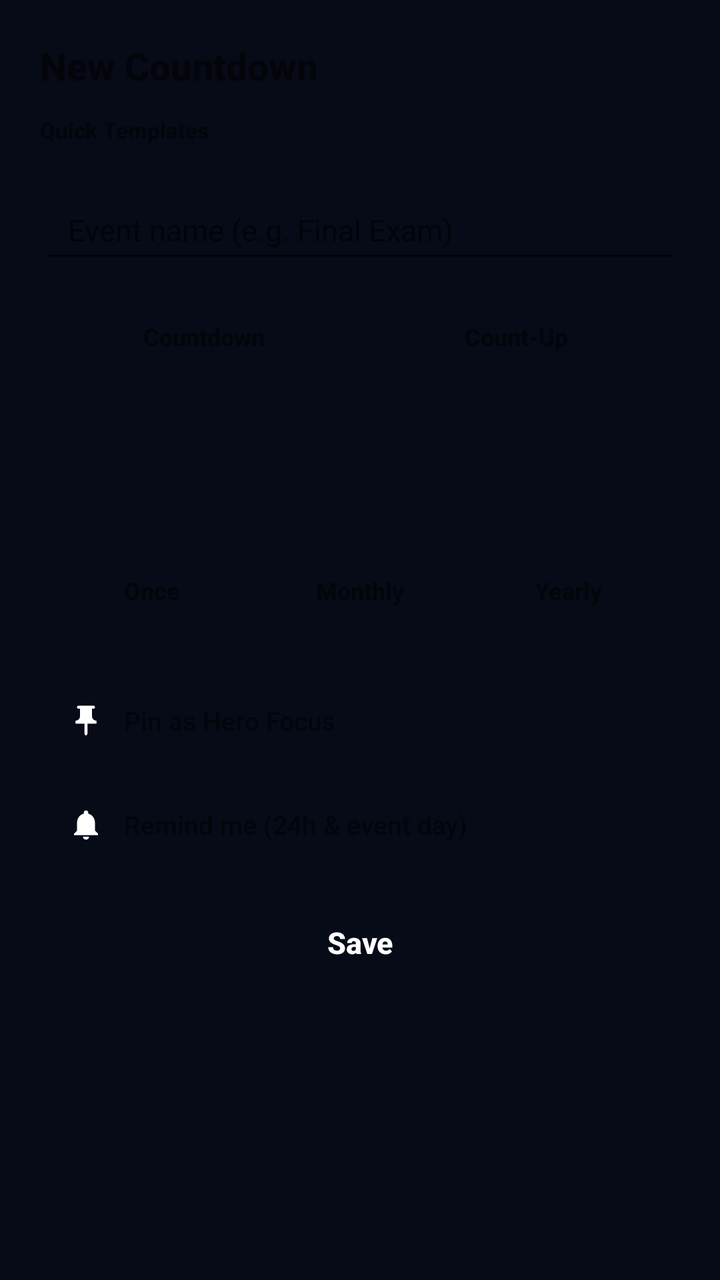
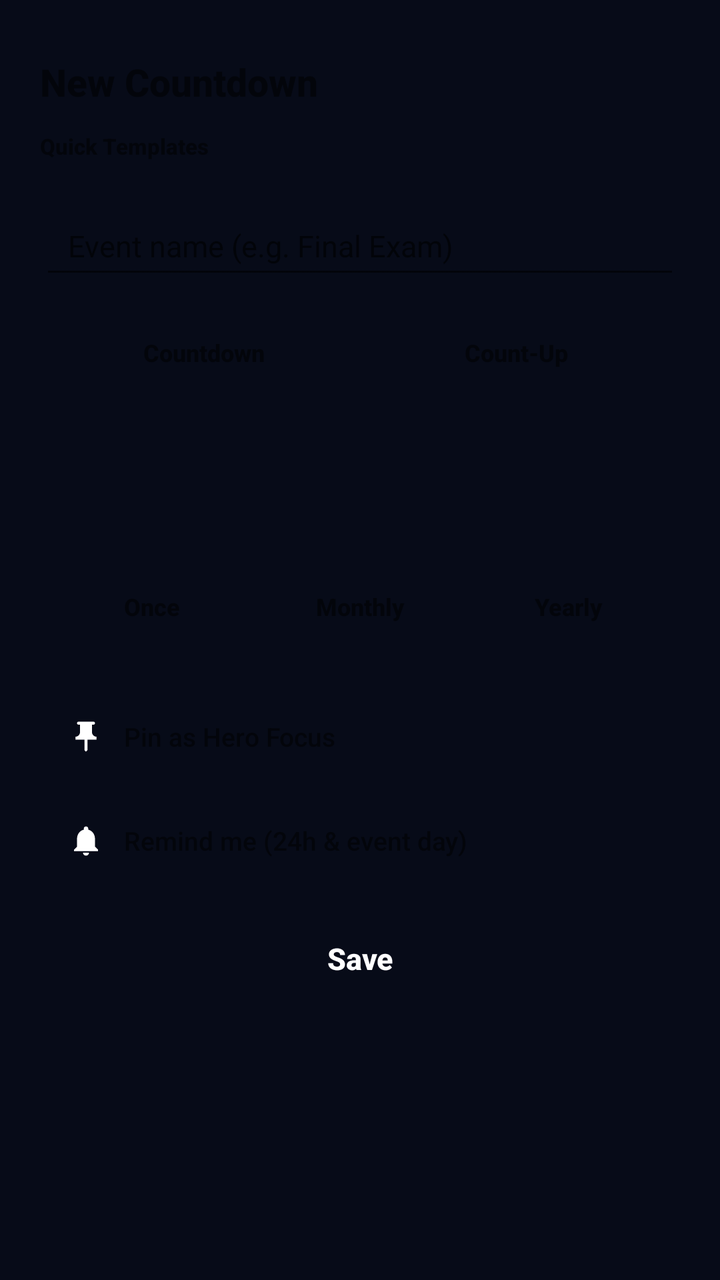

Screens rendered from an Android XML layout before and after an edit, with the pre-edit source and the edit as a unified diff.
<!-- AndroidManifest.xml: application theme Theme.LumeTime -->
<!-- res/layout/dialog_countdown_editor.xml -->
<?xml version="1.0" encoding="utf-8"?>
<ScrollView xmlns:android="http://schemas.android.com/apk/res/android"
    android:id="@+id/editorScrollRoot"
    android:layout_width="match_parent"
    android:layout_height="wrap_content"
    android:maxHeight="620dp"
    android:scrollbars="none">

    <LinearLayout
        android:id="@+id/editorSheetRoot"
        android:layout_width="match_parent"
        android:layout_height="wrap_content"
        android:orientation="vertical"
        android:padding="20dp">

        <LinearLayout
            android:layout_width="match_parent"
            android:layout_height="wrap_content"
            android:gravity="center_vertical"
            android:orientation="horizontal">

            <TextView
                android:id="@+id/tvEditorTitle"
                android:layout_width="0dp"
                android:layout_height="wrap_content"
                android:layout_weight="1"
                android:fontFamily="sans-serif-medium"
                android:text="@string/add_countdown"
                android:textSize="19sp"
                android:textStyle="bold" />

            <TextView
                android:id="@+id/btnDeleteItem"
                android:layout_width="wrap_content"
                android:layout_height="34dp"
                android:clickable="true"
                android:focusable="true"
                android:fontFamily="sans-serif-medium"
                android:gravity="center"
                android:paddingHorizontal="12dp"
                android:text="@string/delete_label"
                android:textSize="12sp"
                android:textStyle="bold"
                android:visibility="gone" />
        </LinearLayout>

        
        <LinearLayout
            android:id="@+id/templatesSection"
            android:layout_width="match_parent"
            android:layout_height="wrap_content"
            android:layout_marginTop="12dp"
            android:orientation="vertical">

            <TextView
                android:id="@+id/tvTemplatesLabel"
                android:layout_width="wrap_content"
                android:layout_height="wrap_content"
                android:fontFamily="sans-serif-medium"
                android:text="@string/quick_templates"
                android:textSize="11sp"
                android:textStyle="bold" />

            <HorizontalScrollView
                android:layout_width="match_parent"
                android:layout_height="wrap_content"
                android:layout_marginTop="6dp"
                android:scrollbars="none">

                <LinearLayout
                    android:id="@+id/templatesContainer"
                    android:layout_width="wrap_content"
                    android:layout_height="wrap_content"
                    android:orientation="horizontal" />
            </HorizontalScrollView>
        </LinearLayout>

        
        <EditText
            android:id="@+id/etTitle"
            android:layout_width="match_parent"
            android:layout_height="46dp"
            android:layout_marginTop="12dp"
            android:hint="@string/title_hint"
            android:imeOptions="actionDone"
            android:inputType="textCapSentences"
            android:maxLength="48"
            android:paddingHorizontal="14dp"
            android:singleLine="true"
            android:textSize="15sp" />

        
        <LinearLayout
            android:id="@+id/modeSwitchContainer"
            android:layout_width="match_parent"
            android:layout_height="40dp"
            android:layout_marginTop="12dp"
            android:gravity="center"
            android:orientation="horizontal"
            android:padding="4dp">

            <TextView
                android:id="@+id/btnModeCountdown"
                android:layout_width="0dp"
                android:layout_height="match_parent"
                android:layout_weight="1"
                android:clickable="true"
                android:focusable="true"
                android:fontFamily="sans-serif-medium"
                android:gravity="center"
                android:text="@string/mode_countdown"
                android:textSize="12sp"
                android:textStyle="bold" />

            <TextView
                android:id="@+id/btnModeCountUp"
                android:layout_width="0dp"
                android:layout_height="match_parent"
                android:layout_weight="1"
                android:clickable="true"
                android:focusable="true"
                android:fontFamily="sans-serif-medium"
                android:gravity="center"
                android:text="@string/mode_countup"
                android:textSize="12sp"
                android:textStyle="bold" />
        </LinearLayout>

        
        <LinearLayout
            android:layout_width="match_parent"
            android:layout_height="wrap_content"
            android:layout_marginTop="12dp"
            android:orientation="horizontal">

            <TextView
                android:id="@+id/btnPickDate"
                android:layout_width="0dp"
                android:layout_height="42dp"
                android:layout_weight="1.2"
                android:clickable="true"
                android:focusable="true"
                android:fontFamily="sans-serif-medium"
                android:gravity="center"
                android:paddingHorizontal="10dp"
                android:textSize="13sp" />

            <TextView
                android:id="@+id/btnPickTime"
                android:layout_width="0dp"
                android:layout_height="42dp"
                android:layout_marginStart="8dp"
                android:layout_weight="1"
                android:clickable="true"
                android:focusable="true"
                android:fontFamily="sans-serif-medium"
                android:gravity="center"
                android:paddingHorizontal="10dp"
                android:textSize="13sp" />
        </LinearLayout>

        
        <HorizontalScrollView
            android:layout_width="match_parent"
            android:layout_height="wrap_content"
            android:layout_marginTop="12dp"
            android:scrollbars="none">

            <LinearLayout
                android:id="@+id/emojiContainer"
                android:layout_width="wrap_content"
                android:layout_height="wrap_content"
                android:orientation="horizontal" />
        </HorizontalScrollView>

        
        <HorizontalScrollView
            android:layout_width="match_parent"
            android:layout_height="wrap_content"
            android:layout_marginTop="10dp"
            android:scrollbars="none">

            <LinearLayout
                android:id="@+id/categoryContainer"
                android:layout_width="wrap_content"
                android:layout_height="wrap_content"
                android:orientation="horizontal" />
        </HorizontalScrollView>

        
        <LinearLayout
            android:id="@+id/repeatContainer"
            android:layout_width="match_parent"
            android:layout_height="38dp"
            android:layout_marginTop="12dp"
            android:gravity="center"
            android:orientation="horizontal"
            android:padding="4dp">

            <TextView
                android:id="@+id/btnRepeatNone"
                android:layout_width="0dp"
                android:layout_height="match_parent"
                android:layout_weight="1"
                android:clickable="true"
                android:focusable="true"
                android:fontFamily="sans-serif-medium"
                android:gravity="center"
                android:text="Once"
                android:textSize="12sp"
                android:textStyle="bold" />

            <TextView
                android:id="@+id/btnRepeatMonthly"
                android:layout_width="0dp"
                android:layout_height="match_parent"
                android:layout_weight="1"
                android:clickable="true"
                android:focusable="true"
                android:fontFamily="sans-serif-medium"
                android:gravity="center"
                android:text="Monthly"
                android:textSize="12sp"
                android:textStyle="bold" />

            <TextView
                android:id="@+id/btnRepeatYearly"
                android:layout_width="0dp"
                android:layout_height="match_parent"
                android:layout_weight="1"
                android:clickable="true"
                android:focusable="true"
                android:fontFamily="sans-serif-medium"
                android:gravity="center"
                android:text="Yearly"
                android:textSize="12sp"
                android:textStyle="bold" />
        </LinearLayout>

        
        <LinearLayout
            android:id="@+id/accentSwatchContainer"
            android:layout_width="match_parent"
            android:layout_height="wrap_content"
            android:layout_marginTop="12dp"
            android:gravity="center_vertical"
            android:orientation="horizontal" />

        
        <LinearLayout
            android:id="@+id/rowPinHero"
            android:layout_width="match_parent"
            android:layout_height="44dp"
            android:layout_marginTop="12dp"
            android:clickable="true"
            android:focusable="true"
            android:gravity="center_vertical"
            android:orientation="horizontal"
            android:paddingHorizontal="14dp">

            <ImageView
                android:id="@+id/ivPinToggleIcon"
                android:layout_width="18dp"
                android:layout_height="18dp"
                android:contentDescription="@null"
                android:src="@drawable/ic_pin" />

            <TextView
                android:id="@+id/tvPinToggleLabel"
                android:layout_width="0dp"
                android:layout_height="wrap_content"
                android:layout_marginStart="10dp"
                android:layout_weight="1"
                android:fontFamily="sans-serif-medium"
                android:text="@string/pin_to_hero"
                android:textSize="13sp" />

            <TextView
                android:id="@+id/tvPinStatusBadge"
                android:layout_width="wrap_content"
                android:layout_height="wrap_content"
                android:fontFamily="sans-serif-medium"
                android:textSize="12sp"
                android:textStyle="bold" />
        </LinearLayout>

        
        <LinearLayout
            android:id="@+id/rowReminderToggle"
            android:layout_width="match_parent"
            android:layout_height="44dp"
            android:layout_marginTop="8dp"
            android:clickable="true"
            android:focusable="true"
            android:gravity="center_vertical"
            android:orientation="horizontal"
            android:paddingHorizontal="14dp">

            <ImageView
                android:id="@+id/ivReminderToggleIcon"
                android:layout_width="18dp"
                android:layout_height="18dp"
                android:contentDescription="@null"
                android:src="@drawable/ic_bell" />

            <TextView
                android:id="@+id/tvReminderToggleLabel"
                android:layout_width="0dp"
                android:layout_height="wrap_content"
                android:layout_marginStart="10dp"
                android:layout_weight="1"
                android:fontFamily="sans-serif-medium"
                android:text="@string/reminder_toggle_label"
                android:textSize="13sp" />

            <TextView
                android:id="@+id/tvReminderStatusBadge"
                android:layout_width="wrap_content"
                android:layout_height="wrap_content"
                android:fontFamily="sans-serif-medium"
                android:textSize="12sp"
                android:textStyle="bold" />
        </LinearLayout>

        <TextView
            android:id="@+id/btnSaveCountdown"
            android:layout_width="match_parent"
            android:layout_height="46dp"
            android:layout_marginTop="14dp"
            android:clickable="true"
            android:focusable="true"
            android:fontFamily="sans-serif-medium"
            android:gravity="center"
            android:text="@string/save_label"
            android:textColor="#FFFFFFFF"
            android:textSize="15sp"
            android:textStyle="bold" />

    </LinearLayout>
</ScrollView>
<!-- resources referenced by this layout -->
<resources>
  <!-- drawable ic_bell (drawable) -->
  <?xml version="1.0" encoding="utf-8"?>
  <vector xmlns:android="http://schemas.android.com/apk/res/android"
      android:width="24dp"
      android:height="24dp"
      android:viewportWidth="24"
      android:viewportHeight="24">
      <path
          android:fillColor="#FFFFFFFF"
          android:pathData="M12,22c1.1,0 2,-0.9 2,-2h-4c0,1.1 0.9,2 2,2zM18,16v-5c0,-3.07 -1.63,-5.64 -4.5,-6.32V4c0,-0.83 -0.67,-1.5 -1.5,-1.5s-1.5,0.67 -1.5,1.5v0.68C7.64,5.36 6,7.92 6,11v5l-2,2v1h16v-1l-2,-2z" />
  </vector>
  <!-- drawable ic_pin (drawable) -->
  <?xml version="1.0" encoding="utf-8"?>
  <vector xmlns:android="http://schemas.android.com/apk/res/android"
      android:width="24dp"
      android:height="24dp"
      android:viewportWidth="24"
      android:viewportHeight="24">
      <path
          android:fillColor="#FFFFFFFF"
          android:pathData="M16,9V4l1,0c0.55,0 1,-0.45 1,-1s-0.45,-1 -1,-1H7C6.45,2 6,2.45 6,3s0.45,1 1,1l1,0v5c0,1.66 -1.34,3 -3,3v2h5.97v7l1,1l1,-1v-7H19v-2C17.34,12 16,10.66 16,9z" />
  </vector>
  <string name="add_countdown">New Countdown</string>
  <string name="delete_label">Delete</string>
  <string name="mode_countdown">Countdown</string>
  <string name="mode_countup">Count-Up</string>
  <string name="pin_to_hero">Pin as Hero Focus</string>
  <string name="quick_templates">Quick Templates</string>
  <string name="reminder_toggle_label">Remind me (24h &amp; event day)</string>
  <string name="save_label">Save</string>
  <string name="title_hint">Event name (e.g. Final Exam)</string>
  <style name="Theme.LumeTime" parent="Theme.AppCompat.DayNight.NoActionBar">
          <item name="android:statusBarColor">@android:color/transparent</item>
          <item name="android:navigationBarColor">@android:color/transparent</item>
          <item name="colorAccent">@color/accent_cyan</item>
          <item name="android:windowBackground">@color/bg_base</item>
      </style>
  <color name="accent_cyan">#38BDF8</color>
  <color name="bg_base">#070B18</color>
</resources>

<!-- the commit's change to res/layout/dialog_countdown_editor.xml (unified diff, before → after) -->
@@ -11,7 +11,16 @@
         android:layout_width="match_parent"
         android:layout_height="wrap_content"
         android:orientation="vertical"
-        android:padding="20dp">
+        android:paddingHorizontal="20dp"
+        android:paddingTop="10dp"
+        android:paddingBottom="24dp">
+
+        <View
+            android:id="@+id/sheetDragHandle"
+            android:layout_width="42dp"
+            android:layout_height="4dp"
+            android:layout_gravity="center_horizontal"
+            android:layout_marginBottom="14dp" />
 
         <LinearLayout
             android:layout_width="match_parent"
